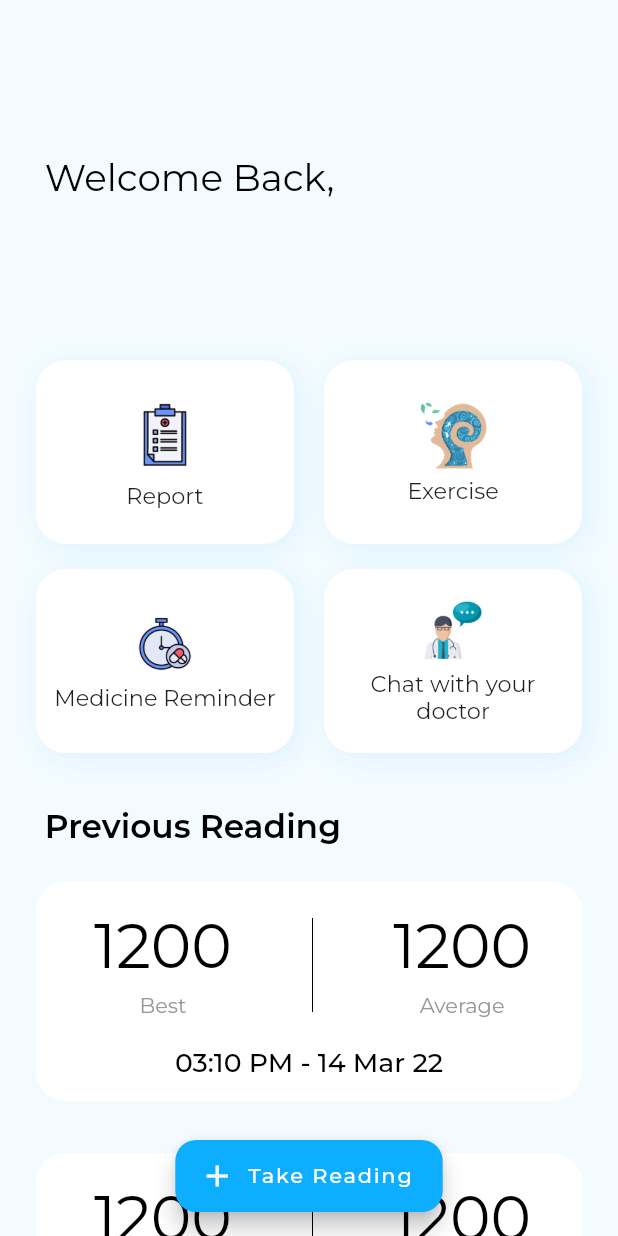
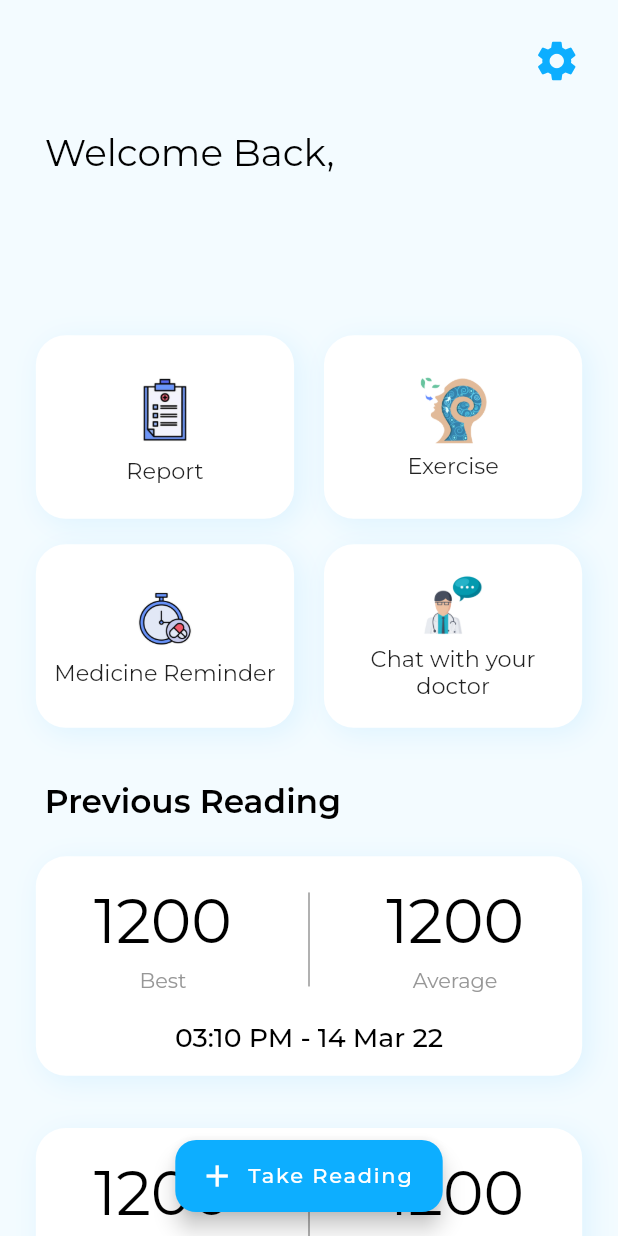
Before and after one commit to AadityaCholayil/Breathe, a Flutter app: the HomePage screen opened directly, on a phone screen of 412 x 824 dp. Run offline on Flutter 3.47's test engine with Material 2 defaults, Android fonts, the phone set to English and light mode, and no system bars; our stand-ins replace bloc, bloc_concurrency, cloud_firestore, equatable, firebase_auth, firebase_core and 6 more; accounts and stored records are empty; project files that could hold a hidden picture were left out.

Commit message:
home_page.dart settings button added.

```diff
--- a/lib/views/home_page.dart
+++ b/lib/views/home_page.dart
@@ -1,5 +1,6 @@
 import 'package:breathe/bloc/app_bloc/app_bloc.dart';
 import 'package:breathe/themes/theme.dart';
+import 'package:breathe/views/report_screens/session_report_page.dart';
 import 'package:flutter/material.dart';
 import 'package:flutter_bloc/flutter_bloc.dart';
 import 'package:flutter_screenutil/flutter_screenutil.dart';
@@ -36,8 +37,26 @@ class HomePage extends StatelessWidget {
         child: Column(
           crossAxisAlignment: CrossAxisAlignment.start,
           children: [
+            Padding(
+              padding: EdgeInsets.only(right: 25.w, top: 25.w),
+              child: Row(
+                mainAxisAlignment: MainAxisAlignment.end,
+                children: [
+                  InkWell(
+                    child: Icon(
+                      Icons.settings,
+                      size: 32,
+                      color: CustomTheme.accent,
+                    ),
+                    onTap: () {
+                      print("Settings button pressed");
+                    },
+                  ),
+                ],
+              ),
+            ),
             SizedBox(
-              height: 104.w,
+              height: 30.w,
             ),
             Padding(
               padding: EdgeInsets.only(left: 30.w),
@@ -53,7 +72,10 @@ class HomePage extends StatelessWidget {
             Padding(
               padding: EdgeInsets.only(left: 30.w),
               child: Text(
-                context.read<AppBloc>().userData.name,
+                context
+                    .read<AppBloc>()
+                    .userData
+                    .name,
                 // "Pranav",
                 style: TextStyle(
                   color: CustomTheme.t1,
@@ -101,36 +123,48 @@ class HomePage extends StatelessWidget {
               ),
             ),
             SizedBox(height: 23.w),
-            _buildPreviousReadingCard(),
-            SizedBox(height: 35.w),
-            _buildPreviousReadingCard(),
-            SizedBox(height: 35.w),
-            _buildPreviousReadingCard(),
-            SizedBox(height: 35.w),
-            _buildPreviousReadingCard(),
-            SizedBox(height: 35.w),
+            for (int i = 0; i < 5; i++) _buildPreviousReadingCard(context),
+            SizedBox(height: 60.w),
           ],
         ),
       ),
     );
   }
 
-  InkWell _buildPreviousReadingCard() {
-    return InkWell(
+  Widget _buildPreviousReadingCard(BuildContext context) {
+    return Padding(
+      padding: EdgeInsets.only(bottom: 35.w),
+      child: InkWell(
         onTap: () {
-        print("Previous Reading Card placed");
+          print("Previous Reading Card pressed");
+          Navigator.push(
+              context,
+              MaterialPageRoute(
+                  builder: (context) => const SessionReportPage()));
         },
         child: Container(
           margin: EdgeInsets.symmetric(horizontal: 24.w),
           height: 147.w,
           decoration: BoxDecoration(
+            boxShadow: [
+              BoxShadow(
+                color: CustomTheme.cardShadow,
+                blurRadius: 15,
+                // spreadRadius: 1,
+                // blurStyle: ,
+                offset: Offset(
+                  4.w,
+                  4.w,
+                ),
+              ),
+            ],
             borderRadius: BorderRadius.circular(20),
             color: CustomTheme.card,
           ),
           child: Column(
             children: [
               Padding(
-              padding: EdgeInsets.only(top: 19.w, left: 39.w),
+                padding: EdgeInsets.only(top: 19.w, left: 39.w, right: 39.w),
                 child: Row(
                   children: [
                     Column(
@@ -155,20 +189,16 @@ class HomePage extends StatelessWidget {
                         ),
                       ],
                     ),
+                    Spacer(),
                     SizedBox(
-                    width: 54.w,
+                      height: 63.w,
+                      child: VerticalDivider(
+                        thickness: 1.w,
+                        color: CustomTheme.t2,
+                        // endIndent: 3.w,
                       ),
-                  Column(
-                    children: [
-                      SizedBox(
-                        child: Image.asset("assets/line.png"),
-                        height: 63.w,
                     ),
-                    ],
-                  ),
-                  SizedBox(
-                    width: 54.w,
-                  ),
+                    Spacer(),
                     Column(
                       children: [
                         Text(
@@ -210,6 +240,7 @@ class HomePage extends StatelessWidget {
                 ],
               ),
             ],
+          ),
         ),
       ),
     );
```
Lines whose indentation alone changed are shown as unchanged.
